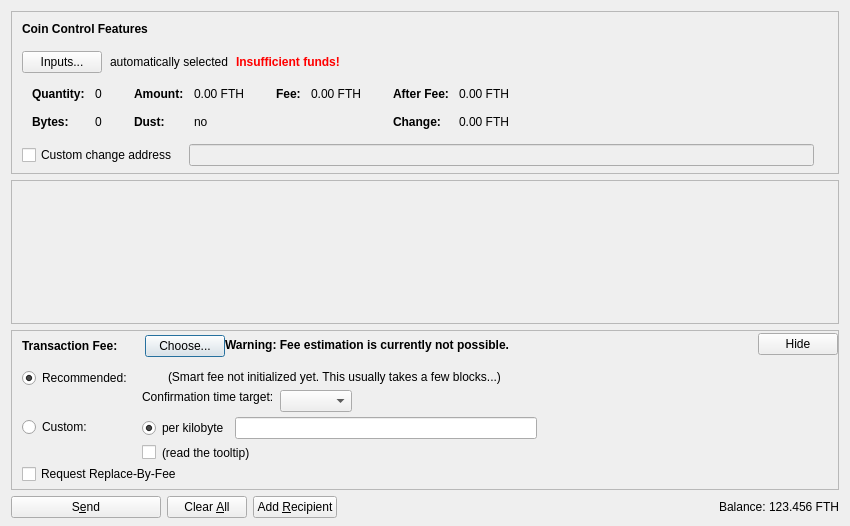
First picture: the form in src/qt/forms/sendcoinsdialog.ui, repository 7AC0B95/happy, before the edit.
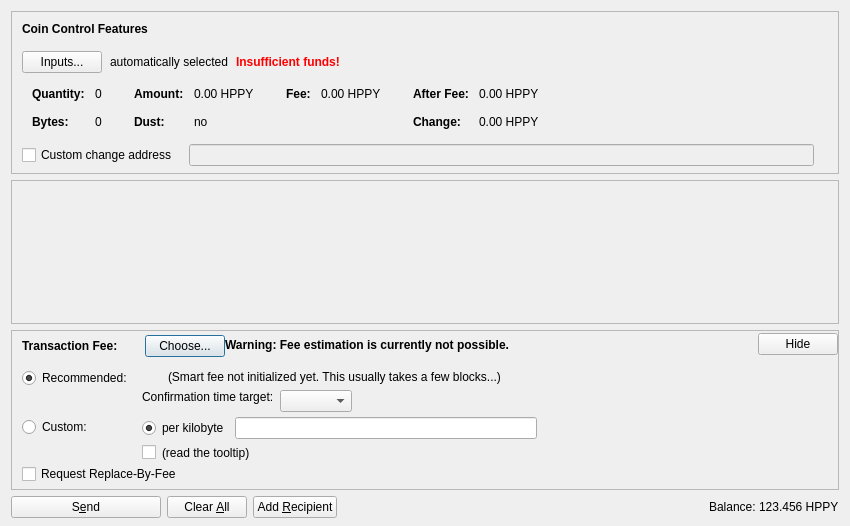
Second picture: the form after the edit. Icons and pictures are not drawn. Custom widgets are drawn as their Qt base class.

What changed in the file:
```diff
--- a/src/qt/forms/sendcoinsdialog.ui
+++ b/src/qt/forms/sendcoinsdialog.ui
@@ -324,7 +324,7 @@
                   <enum>Qt::ActionsContextMenu</enum>
                  </property>
                  <property name="text">
-                  <string notr="true">0.00 FTH</string>
+                  <string notr="true">0.00 HPPY</string>
                  </property>
                  <property name="textInteractionFlags">
                   <set>Qt::LinksAccessibleByMouse|Qt::TextSelectableByKeyboard|Qt::TextSelectableByMouse</set>
@@ -404,7 +404,7 @@
                   <enum>Qt::ActionsContextMenu</enum>
                  </property>
                  <property name="text">
-                  <string notr="true">0.00 FTH</string>
+                  <string notr="true">0.00 HPPY</string>
                  </property>
                  <property name="textInteractionFlags">
                   <set>Qt::LinksAccessibleByMouse|Qt::TextSelectableByKeyboard|Qt::TextSelectableByMouse</set>
@@ -455,7 +455,7 @@
                   <enum>Qt::ActionsContextMenu</enum>
                  </property>
                  <property name="text">
-                  <string notr="true">0.00 FTH</string>
+                  <string notr="true">0.00 HPPY</string>
                  </property>
                  <property name="textInteractionFlags">
                   <set>Qt::LinksAccessibleByMouse|Qt::TextSelectableByKeyboard|Qt::TextSelectableByMouse</set>
@@ -484,7 +484,7 @@
                   <enum>Qt::ActionsContextMenu</enum>
                  </property>
                  <property name="text">
-                  <string notr="true">0.00 FTH</string>
+                  <string notr="true">0.00 HPPY</string>
                  </property>
                  <property name="textInteractionFlags">
                   <set>Qt::LinksAccessibleByMouse|Qt::TextSelectableByKeyboard|Qt::TextSelectableByMouse</set>
@@ -1253,7 +1253,7 @@
           <cursorShape>IBeamCursor</cursorShape>
          </property>
          <property name="text">
-          <string notr="true">123.456 FTH</string>
+          <string notr="true">123.456 HPPY</string>
          </property>
          <property name="textInteractionFlags">
           <set>Qt::LinksAccessibleByMouse|Qt::TextSelectableByKeyboard|Qt::TextSelectableByMouse</set>
```
